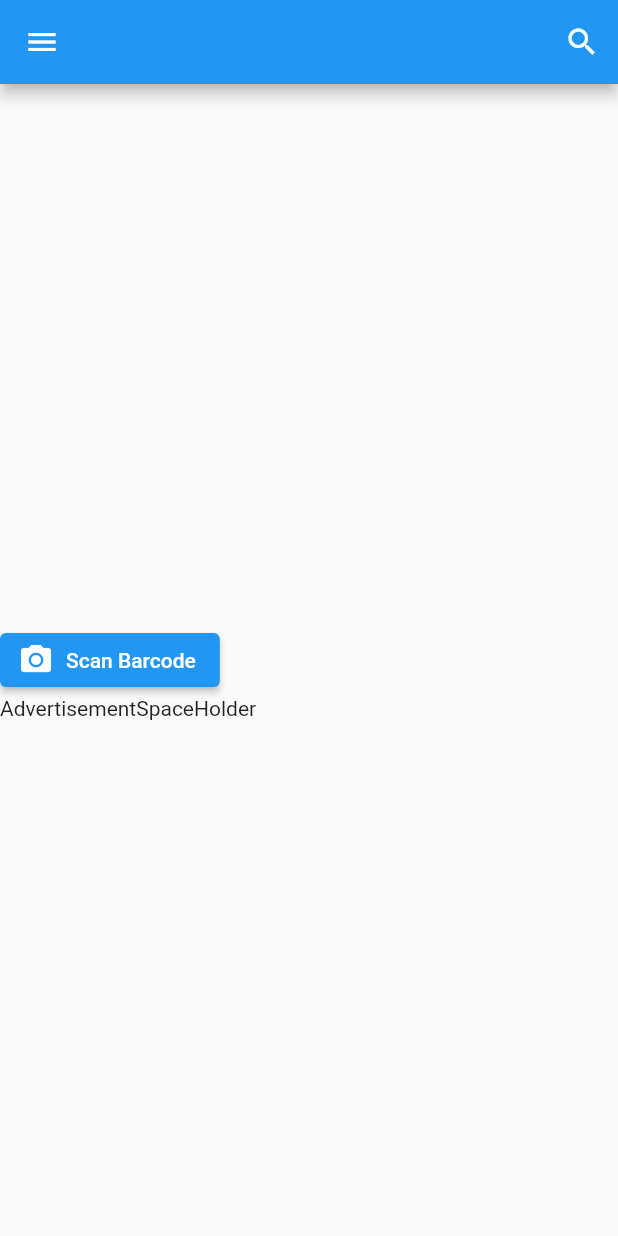
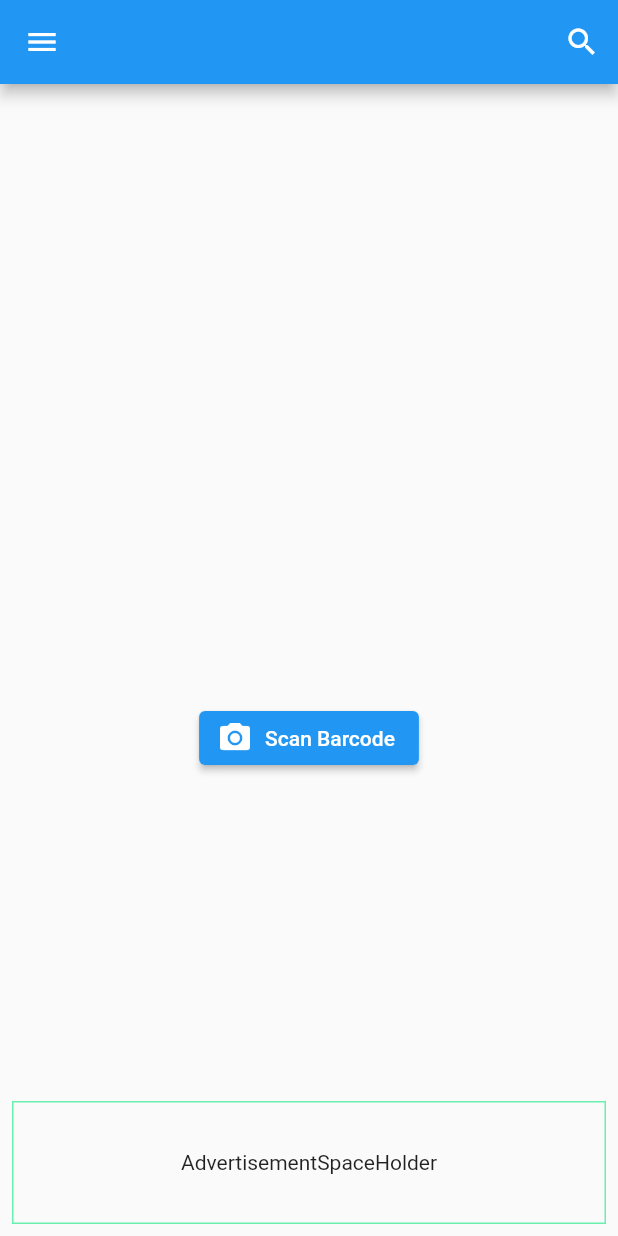
Before and after one commit to Waratax/Recycler, a Flutter app: the screen it shows after launch, after a tap on "Scan Barcode", on a phone screen of 412 x 824 dp. Run offline on Flutter 3.47's test engine with Material 2 defaults, Android fonts, the phone set to English and light mode, and no system bars; missing offline and left inert: flutter_barcode_scanner.

Commit message:
semi-working Barcode scener

```diff
--- a/recycler/recycler/lib/screens/mainScreen.dart
+++ b/recycler/recycler/lib/screens/mainScreen.dart
@@ -1,4 +1,3 @@
-import 'dart:html';
 import 'package:flutter_barcode_scanner/flutter_barcode_scanner.dart';
 import 'package:flutter/material.dart';
 
@@ -10,57 +9,75 @@ class MainScreen extends StatefulWidget {
 }
 
 class _MainScreenState extends State<MainScreen> {
-  String? scanResult;
+  String? barcode;
   @override
   Widget build(BuildContext context) {
     return Scaffold(
+      drawer: Drawer(
+        child: ListView(
+          padding: EdgeInsets.zero,
+          children: const <Widget>[
+            DrawerHeader(
+              decoration: BoxDecoration(
+                color: Colors.blue,
+              ),
+              child: Text(
+                'Drawer Header',
+                style: TextStyle(
+                  color: Colors.white,
+                  fontSize: 24,
+                ),
+              ),
+            ),
+            ListTile(
+              leading: Icon(Icons.message),
+              title: Text('Messages'),
+            ),
+            ListTile(
+              leading: Icon(Icons.account_circle),
+              title: Text('Profile'),
+            ),
+            ListTile(
+              leading: Icon(Icons.settings),
+              title: Text('Settings'),
+            ),
+          ],
+        ),
+      ),
       appBar: AppBar(
         actions: [
           IconButton(
-              onPressed: () {
-                searchProduct();
-              },
-              icon: const Icon(Icons.search))
+            onPressed: () {},
+            icon: Icon(Icons.search_outlined),
+          )
         ],
-      ),
-      drawer: Drawer(
-        child: ListView(
-          padding: EdgeInsets.zero,
-          children: [
-            const DrawerHeader(
-              decoration: BoxDecoration(
-                color: Colors.lightGreenAccent,
-              ),
-              child: Text('Drawer Header'),
-            ),
-            ListTile(
-              title: const Text('Item 1'),
-              onTap: () {},
-            ),
-            ListTile(
-              title: const Text('Item 2'),
-              onTap: () {},
-            ),
-          ],
-        ),
       ),
       body: Center(
           child: Column(
               mainAxisAlignment: MainAxisAlignment.center,
               children: <Widget>[
-            Text(scanResult.toString()),
-            Row(
-              children: [
-                ElevatedButton.icon(
-                    onPressed: scanBarcode,
-                    icon: Icon(Icons.camera_alt),
-                    label: Text("Scan Barcode"))
-              ],
+            Spacer(
+              flex: 2,
             ),
+            Align(
+              alignment: Alignment.center,
+              child: Container(
+                  padding: EdgeInsets.all(8),
+                  child: ElevatedButton.icon(
+                      onPressed: scanBarcode,
+                      icon: Icon(Icons.camera_alt),
+                      label: Text("Scan Barcode"))),
+            ),
+            Spacer(),
             Row(
               children: [
                 Expanded(
                   child: Container(
+                    margin: EdgeInsets.all(8),
+                    padding: EdgeInsets.all(32),
+                    decoration: BoxDecoration(
+                        border: Border.all(color: Colors.greenAccent)),
+                    alignment: Alignment.bottomCenter,
                     child: Text("AdvertisementSpaceHolder"),
                   ),
                 ),
@@ -70,21 +87,22 @@ class _MainScreenState extends State<MainScreen> {
     );
   }
 
-  Future scanBarcode() async {
-    String scanResult;
+  Future<void> scanBarcode() async {
     try {
-      scanResult = await FlutterBarcodeScanner.scanBarcode(
-          "90EE90", "Cansel", true, ScanMode.BARCODE);
+      final barcode = await FlutterBarcodeScanner.scanBarcode(
+        '#ff6666',
+        'Cancel',
+        true,
+        ScanMode.BARCODE,
+      );
+
+      if (!mounted) return;
+
+      setState(() {
+        this.barcode = barcode;
+      });
     } on Exception {
-      scanResult = "failed to scan";
+      barcode = 'Failed to get platform version.';
     }
-    if (!mounted) return;
-    setState(() {
-      this.scanResult = scanResult;
-    });
   }
 }
-
-void searchProduct() {
-  //database sucker
-}
```
